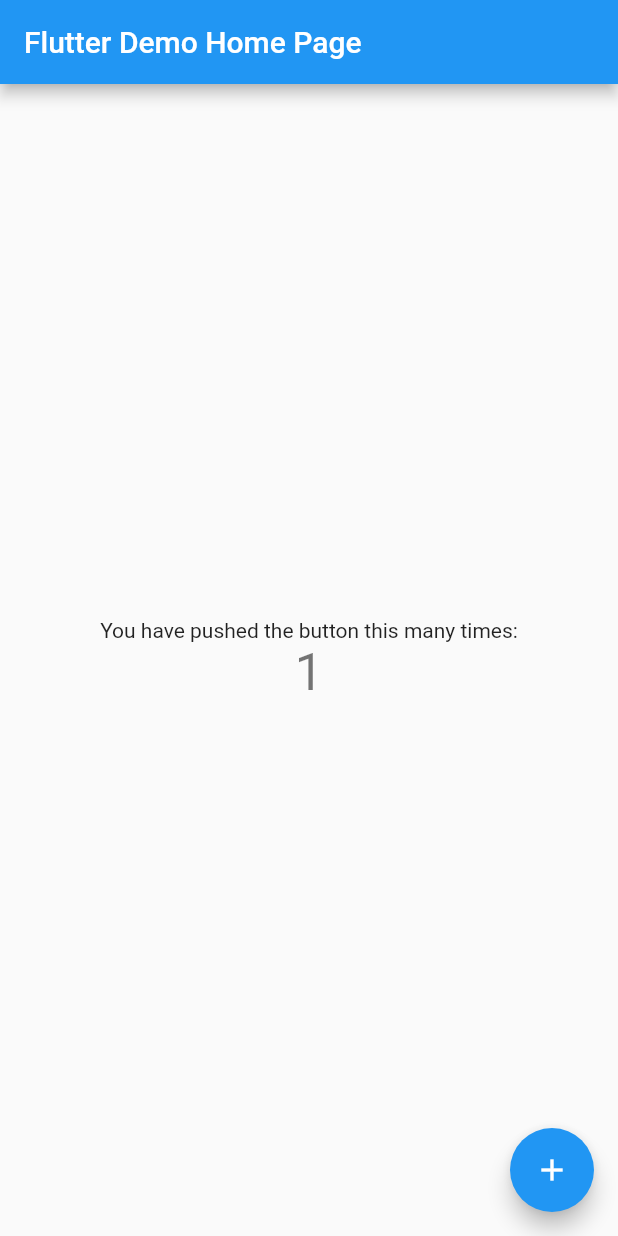
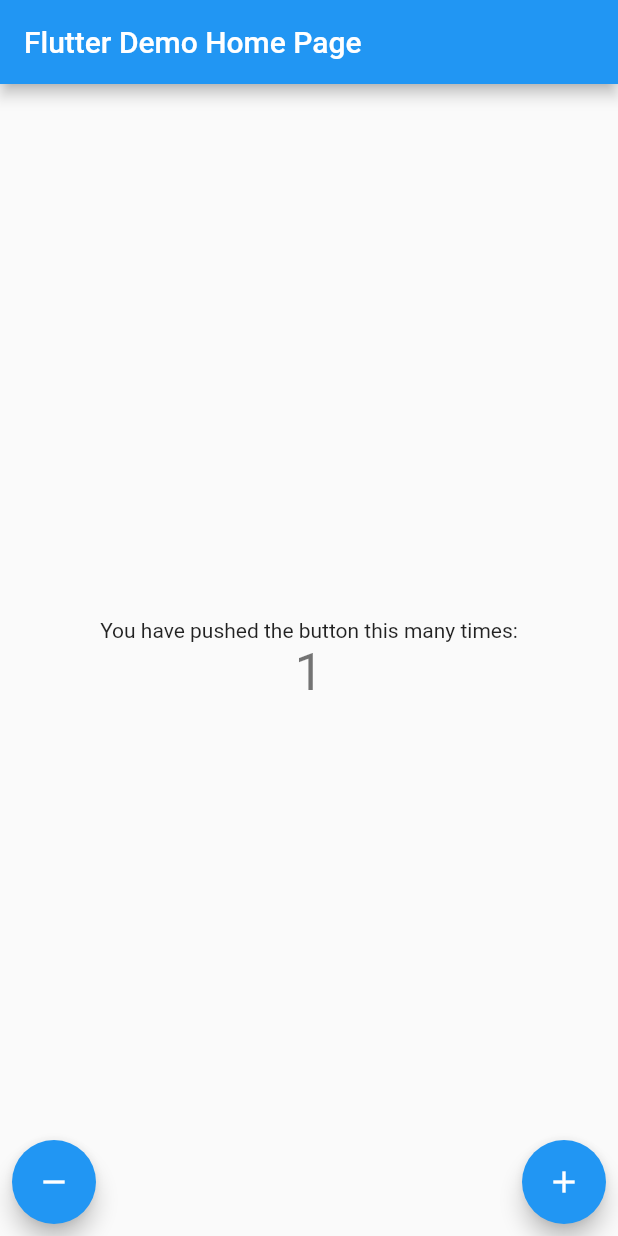
Before and after one commit to petrovyuri/bloc_mai, a Flutter app: the screen it shows after launch, after a tap on the "add" icon, on a phone screen of 412 x 824 dp. Run offline on Flutter 3.47's test engine with Material 2 defaults, Android fonts, the phone set to English and light mode, and no system bars; our stand-ins replace flutter_bloc.

Commit message:
Вторая кнопка

```diff
--- a/lib/domain/cubit/counter_cubit.dart
+++ b/lib/domain/cubit/counter_cubit.dart
@@ -1,4 +1,4 @@
-import 'package:flutter/foundation.dart';
+import 'package:flutter/material.dart';
 import 'package:flutter_bloc/flutter_bloc.dart';
 
 part 'counter_state.dart';
@@ -6,14 +6,13 @@ part 'counter_state.dart';
 class CounterCubit extends Cubit<CounterState> {
   CounterCubit() : super(const CounterInitialState());
 
-  void increment() {
-    //  addError(Exception('TEST'), StackTrace.current);
-    emit(CounterChangedState(state.counter + 1));
-  }
+  void increment() => emit(CounterIncrementState(state.counter + 1));
 
-  // @override
-  // void onError(Object error, StackTrace stackTrace) {
-  //   print("CounterCubit обработал ошибку: ${error.toString()} ");
-  //   super.onError(error, stackTrace);
-  // }
+  void decrement() => emit(CounterDecrementState(state.counter - 1));
+
+// @override
+// void onError(Object error, StackTrace stackTrace) {
+//   print("CounterCubit обработал ошибку: ${error.toString()} ");
+//   super.onError(error, stackTrace);
+// }
 }
--- a/lib/domain/cubit/counter_state.dart
+++ b/lib/domain/cubit/counter_state.dart
@@ -11,6 +11,10 @@ class CounterInitialState extends CounterState {
   const CounterInitialState() : super(0);
 }
 
-class CounterChangedState extends CounterState {
-  const CounterChangedState(super.counter);
+class CounterDecrementState extends CounterState {
+  const CounterDecrementState(super.counter);
 }
+
+class CounterIncrementState extends CounterState {
+  const CounterIncrementState(super.counter);
+}
--- a/lib/ui/counter_screen.dart
+++ b/lib/ui/counter_screen.dart
@@ -23,7 +23,11 @@ class _CounterScreenView extends StatelessWidget {
       appBar: AppBar(
         title: const Text("Flutter Demo Home Page"),
       ),
-      body: Center(
+      body: Padding(
+        padding: const EdgeInsets.all(8.0),
+        child: Stack(
+          children: [
+            Center(
               child: Column(
                 mainAxisAlignment: MainAxisAlignment.center,
                 children: <Widget>[
@@ -41,11 +45,25 @@ class _CounterScreenView extends StatelessWidget {
                 ],
               ),
             ),
-      floatingActionButton: FloatingActionButton(
+            Align(
+              alignment: Alignment.bottomRight,
+              child: FloatingActionButton(
                 onPressed: () => context.read<CounterCubit>().increment(),
                 tooltip: 'Increment',
                 child: const Icon(Icons.add),
-      ), // This trailing comma makes auto-formatting nicer for build methods.
+              ),
+            ),
+            Align(
+              alignment: Alignment.bottomLeft,
+              child: FloatingActionButton(
+                onPressed: () => context.read<CounterCubit>().decrement(),
+                tooltip: 'Increment',
+                child: const Icon(Icons.remove),
+              ),
+            ),
+          ],
+        ),
+      ),
     );
   }
 }
```
Lines whose indentation alone changed are shown as unchanged.
